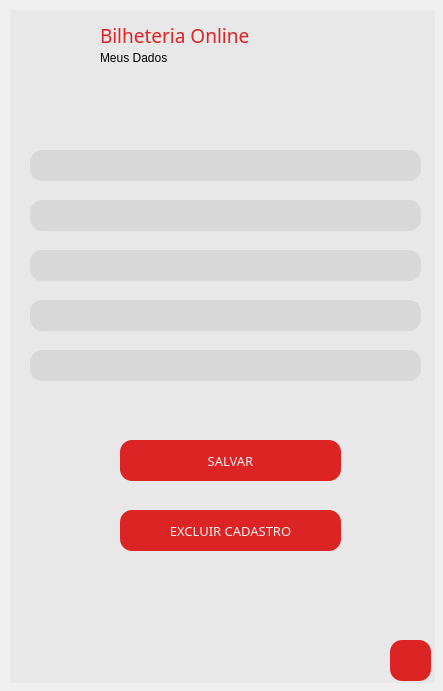
First picture: the form in telas/tela_dadosCliente.ui, repository ClaraFontes/bilheteria-digital, before the edit.
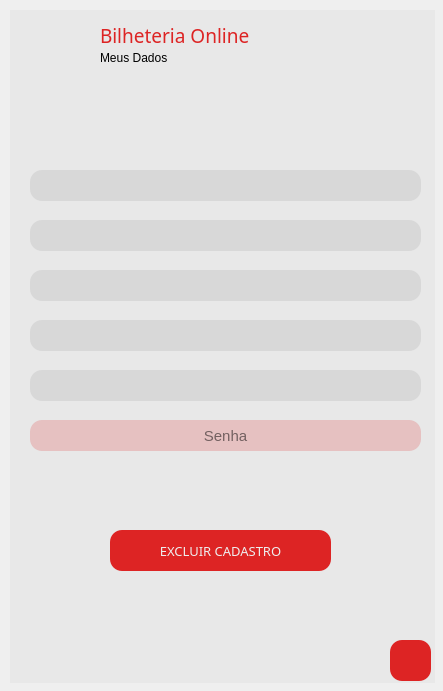
Second picture: the form after the edit. Icons and pictures are not drawn.

Commit message: ajeitando a tela de dados.

```diff
--- a/telas/tela_dadosCliente.ui
+++ b/telas/tela_dadosCliente.ui
@@ -106,145 +106,14 @@
      </size>
     </property>
    </widget>
-   <widget class="QLineEdit" name="nome">
-    <property name="geometry">
-     <rect>
-      <x>20</x>
-      <y>140</y>
-      <width>391</width>
-      <height>31</height>
-     </rect>
-    </property>
-    <property name="styleSheet">
-     <string notr="true">background-color: rgb(216, 216, 216);
-border-radius: 12px;
-border: none;</string>
-    </property>
-    <property name="alignment">
-     <set>Qt::AlignCenter</set>
-    </property>
-   </widget>
-   <widget class="QLineEdit" name="email">
-    <property name="geometry">
-     <rect>
-      <x>20</x>
-      <y>190</y>
-      <width>391</width>
-      <height>31</height>
-     </rect>
-    </property>
-    <property name="styleSheet">
-     <string notr="true">background-color: rgb(216, 216, 216);
-border-radius: 12px;
-border: none;</string>
-    </property>
-    <property name="alignment">
-     <set>Qt::AlignCenter</set>
-    </property>
-   </widget>
-   <widget class="QLineEdit" name="telefone">
-    <property name="geometry">
-     <rect>
-      <x>20</x>
-      <y>240</y>
-      <width>391</width>
-      <height>31</height>
-     </rect>
-    </property>
-    <property name="styleSheet">
-     <string notr="true">background-color: rgb(216, 216, 216);
-border-radius: 12px;
-border: none;</string>
-    </property>
-    <property name="alignment">
-     <set>Qt::AlignCenter</set>
-    </property>
-   </widget>
-   <widget class="QLineEdit" name="cpf">
-    <property name="geometry">
-     <rect>
-      <x>20</x>
-      <y>290</y>
-      <width>391</width>
-      <height>31</height>
-     </rect>
-    </property>
-    <property name="styleSheet">
-     <string notr="true">background-color: rgb(216, 216, 216);
-border-radius: 12px;
-border: none;</string>
-    </property>
-    <property name="alignment">
-     <set>Qt::AlignCenter</set>
-    </property>
-   </widget>
-   <widget class="QLineEdit" name="senha">
-    <property name="geometry">
-     <rect>
-      <x>20</x>
-      <y>340</y>
-      <width>391</width>
-      <height>31</height>
-     </rect>
-    </property>
-    <property name="styleSheet">
-     <string notr="true">background-color: rgb(216, 216, 216);
-border-radius: 12px;
-border: none;</string>
-    </property>
-    <property name="alignment">
-     <set>Qt::AlignCenter</set>
-    </property>
-   </widget>
-   <widget class="QPushButton" name="bt_salvarDados">
-    <property name="enabled">
-     <bool>true</bool>
-    </property>
-    <property name="geometry">
-     <rect>
-      <x>110</x>
-      <y>430</y>
-      <width>221</width>
-      <height>41</height>
-     </rect>
-    </property>
-    <property name="font">
-     <font>
-      <family>Arial Rounded MT Bold</family>
-      <pointsize>10</pointsize>
-      <weight>50</weight>
-      <bold>false</bold>
-     </font>
-    </property>
-    <property name="cursor">
-     <cursorShape>PointingHandCursor</cursorShape>
-    </property>
-    <property name="styleSheet">
-     <string notr="true">QPushButton{
-	background-color: rgba(221, 33, 33, 0.99);
-	border-radius: 12px;
-	color: rgb(238, 238, 238);
-}
-
-QPushButton:hover{
-	background-color: rgb(255, 206, 137);
-	border-radius: 12px;
-	color: rgb(100, 76, 47);
-}
-</string>
-    </property>
-    <property name="text">
-     <string>SALVAR</string>
-    </property>
-   </widget>
    <widget class="QPushButton" name="bt_deleteCliente">
     <property name="enabled">
      <bool>true</bool>
     </property>
     <property name="geometry">
      <rect>
-      <x>110</x>
-      <y>500</y>
+      <x>100</x>
+      <y>520</y>
       <width>221</width>
       <height>41</height>
      </rect>
@@ -338,6 +207,194 @@
      </property>
     </widget>
    </widget>
+   <widget class="QLineEdit" name="confirmacao">
+    <property name="geometry">
+     <rect>
+      <x>20</x>
+      <y>410</y>
+      <width>391</width>
+      <height>31</height>
+     </rect>
+    </property>
+    <property name="font">
+     <font>
+      <family>Arial</family>
+      <pointsize>11</pointsize>
+     </font>
+    </property>
+    <property name="styleSheet">
+     <string notr="true">background-color: rgba(221, 33, 33, 0.2);
+border-radius: 12px;
+border: none;</string>
+    </property>
+    <property name="text">
+     <string/>
+    </property>
+    <property name="alignment">
+     <set>Qt::AlignCenter</set>
+    </property>
+    <property name="placeholderText">
+     <string>Senha</string>
+    </property>
+   </widget>
+   <widget class="QLabel" name="nome">
+    <property name="geometry">
+     <rect>
+      <x>20</x>
+      <y>160</y>
+      <width>391</width>
+      <height>31</height>
+     </rect>
+    </property>
+    <property name="font">
+     <font>
+      <family>Arial</family>
+      <pointsize>11</pointsize>
+     </font>
+    </property>
+    <property name="styleSheet">
+     <string notr="true">background-color: rgb(216, 216, 216);
+border-radius: 12px;
+border: none;</string>
+    </property>
+    <property name="text">
+     <string/>
+    </property>
+    <property name="alignment">
+     <set>Qt::AlignCenter</set>
+    </property>
+   </widget>
+   <widget class="QLabel" name="telefone">
+    <property name="geometry">
+     <rect>
+      <x>20</x>
+      <y>260</y>
+      <width>391</width>
+      <height>31</height>
+     </rect>
+    </property>
+    <property name="font">
+     <font>
+      <family>Arial</family>
+      <pointsize>11</pointsize>
+     </font>
+    </property>
+    <property name="styleSheet">
+     <string notr="true">background-color: rgb(216, 216, 216);
+border-radius: 12px;
+border: none;</string>
+    </property>
+    <property name="text">
+     <string/>
+    </property>
+    <property name="alignment">
+     <set>Qt::AlignCenter</set>
+    </property>
+   </widget>
+   <widget class="QLabel" name="cpf">
+    <property name="geometry">
+     <rect>
+      <x>20</x>
+      <y>310</y>
+      <width>391</width>
+      <height>31</height>
+     </rect>
+    </property>
+    <property name="font">
+     <font>
+      <family>Arial</family>
+      <pointsize>11</pointsize>
+     </font>
+    </property>
+    <property name="styleSheet">
+     <string notr="true">background-color: rgb(216, 216, 216);
+border-radius: 12px;
+border: none;</string>
+    </property>
+    <property name="text">
+     <string/>
+    </property>
+    <property name="alignment">
+     <set>Qt::AlignCenter</set>
+    </property>
+   </widget>
+   <widget class="QLabel" name="email">
+    <property name="geometry">
+     <rect>
+      <x>20</x>
+      <y>210</y>
+      <width>391</width>
+      <height>31</height>
+     </rect>
+    </property>
+    <property name="font">
+     <font>
+      <family>Arial</family>
+      <pointsize>11</pointsize>
+     </font>
+    </property>
+    <property name="styleSheet">
+     <string notr="true">background-color: rgb(216, 216, 216);
+border-radius: 12px;
+border: none;</string>
+    </property>
+    <property name="text">
+     <string/>
+    </property>
+    <property name="alignment">
+     <set>Qt::AlignCenter</set>
+    </property>
+   </widget>
+   <widget class="QLabel" name="erro">
+    <property name="geometry">
+     <rect>
+      <x>0</x>
+      <y>480</y>
+      <width>421</width>
+      <height>20</height>
+     </rect>
+    </property>
+    <property name="font">
+     <font>
+      <family>Arial</family>
+      <pointsize>10</pointsize>
+      <italic>true</italic>
+     </font>
+    </property>
+    <property name="text">
+     <string/>
+    </property>
+    <property name="alignment">
+     <set>Qt::AlignCenter</set>
+    </property>
+   </widget>
+   <widget class="QLabel" name="senha">
+    <property name="geometry">
+     <rect>
+      <x>20</x>
+      <y>360</y>
+      <width>391</width>
+      <height>31</height>
+     </rect>
+    </property>
+    <property name="font">
+     <font>
+      <family>Arial</family>
+      <pointsize>11</pointsize>
+     </font>
+    </property>
+    <property name="styleSheet">
+     <string notr="true">background-color: rgb(216, 216, 216);
+border-radius: 12px;
+border: none;</string>
+    </property>
+    <property name="text">
+     <string/>
+    </property>
+    <property name="alignment">
+     <set>Qt::AlignCenter</set>
+    </property>
+   </widget>
   </widget>
  </widget>
  <resources/>
```
The commit also changes 1 other file.
